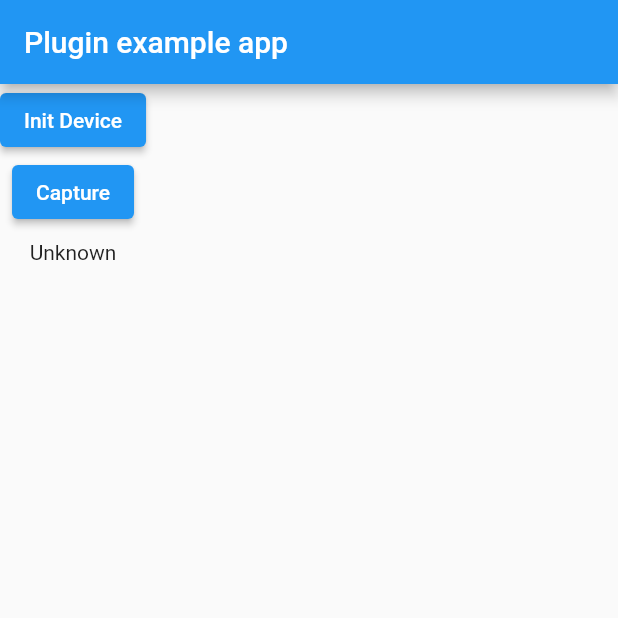
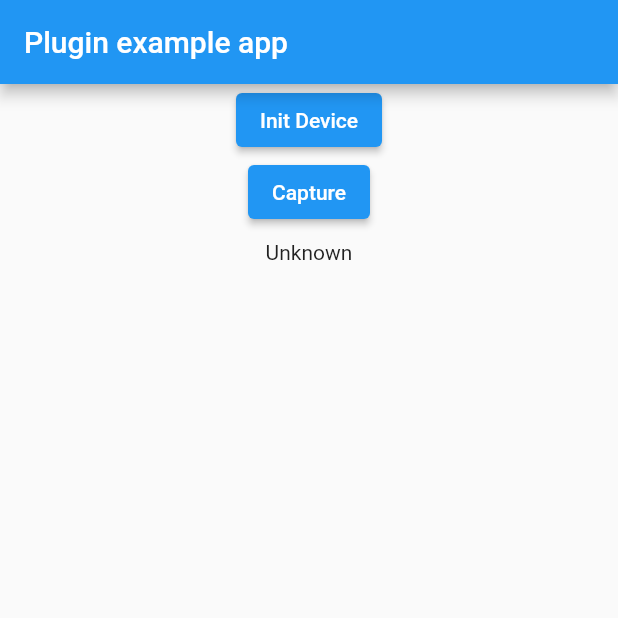
Before and after one commit to jeevareddy/rdservice, a Flutter app: the screen it shows after launch, on a phone screen of 412 x 824 dp, the top half of it. Run offline on Flutter 3.47's test engine with Material 2 defaults, Android fonts, the phone set to English and light mode, and no system bars; missing offline and left inert: xml2json; key blocks and very long unbroken strings in the code were emptied for the run.

```diff
--- a/example/lib/main.dart
+++ b/example/lib/main.dart
@@ -20,14 +20,16 @@ class _MyAppState extends State<MyApp> {
 
   @override
   Widget build(BuildContext context) {
-    print(_platformVersion);
     return MaterialApp(
       home: Scaffold(
         appBar: AppBar(
           title: const Text('Plugin example app'),
         ),
         body: SingleChildScrollView(
+          child: SizedBox(
+            width: double.infinity,
             child: Column(
+              crossAxisAlignment: CrossAxisAlignment.center,
               children: [
                 ElevatedButton(
                   child: const Text("Init Device"),
@@ -42,6 +44,7 @@ class _MyAppState extends State<MyApp> {
                   child: Text(_platformVersion),
                 ),
               ],
+            ),
           ),
         ),
       ),
--- a/lib/rdservice.dart
+++ b/lib/rdservice.dart
@@ -26,7 +26,6 @@ class Msf100 {
 
   static Future<RDService?> getDeviceInfo() async {
     final String? result = await _channel.invokeMethod('deviceInfo');
-    print("$result");
     if (result != null) {
       return _serilizeRDService(result);
     }
```
Also changed, not shown: pubspec.yaml (+4 -4 lines), 7 other files. Lines whose indentation alone changed are shown as unchanged.
